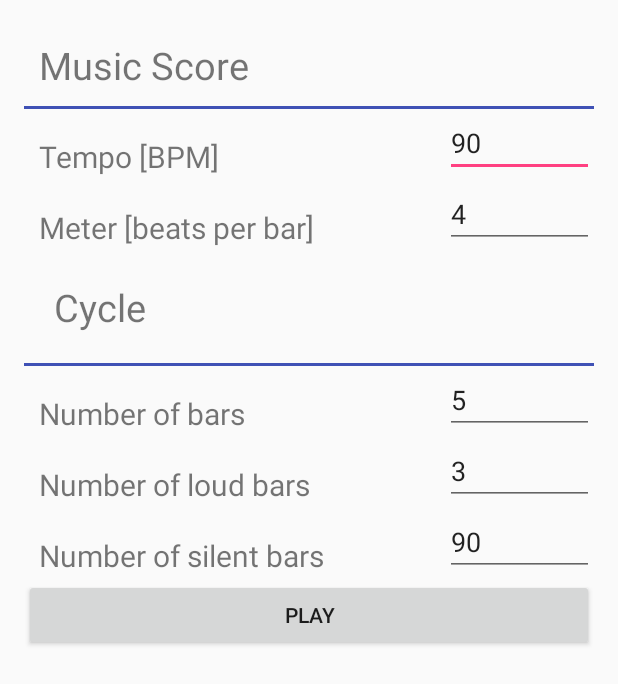
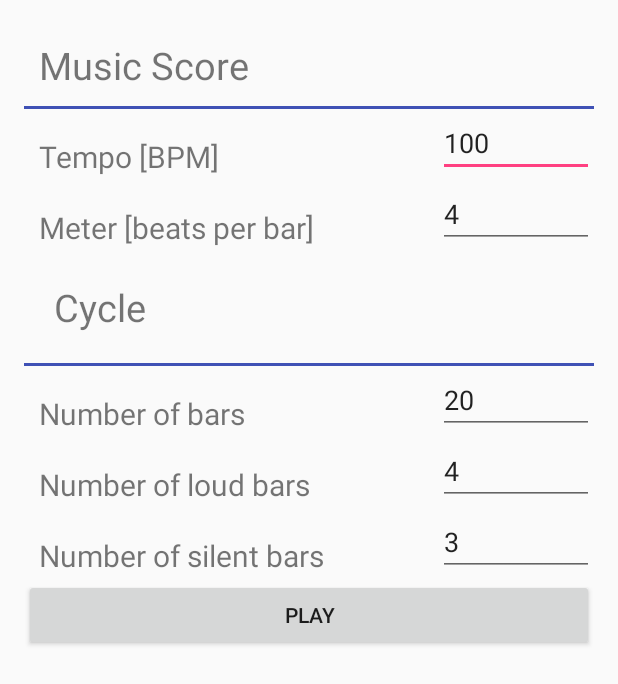
Before and after one commit to IreAlMar/PocketRhythmTrainer, an Android app: the screen it shows after launch (TempoSettings), on a phone screen of 412 x 824 dp. Shown: the top 684 px of the screen. Run offline under Robolectric (Android 15) with nearby library versions, the light colour scheme and no system bars.

Commit message:
Manage loud and silent bars play_tempo

```diff
--- a/app/src/main/java/com/irene/pocketrhythmtrainer/TempoSettings.java
+++ b/app/src/main/java/com/irene/pocketrhythmtrainer/TempoSettings.java
@@ -26,6 +26,10 @@ public class TempoSettings extends Activity {
                 intent.putExtra("meter", editTextMeter.getText().toString());
                 EditText editTextDuration = (EditText) findViewById(R.id.value_duration);
                 intent.putExtra("duration", editTextDuration.getText().toString());
+                EditText editTextLoud = (EditText) findViewById(R.id.value_loud);
+                intent.putExtra("loud", editTextLoud.getText().toString());
+                EditText editTextSilent = (EditText) findViewById(R.id.value_silent);
+                intent.putExtra("silent", editTextSilent.getText().toString());
                 startActivity(intent);
             }
         });
--- a/app/src/main/res/layout/activity_tempo_settings.xml
+++ b/app/src/main/res/layout/activity_tempo_settings.xml
@@ -38,7 +38,7 @@
             android:layout_width="wrap_content"
             android:layout_height="wrap_content"
             android:id="@+id/value_tempo"
-            android:text="90"
+            android:text="100"
             android:layout_column="1"
             android:layout_weight="1"/>
     </TableRow>
@@ -91,7 +91,7 @@
             android:layout_width="wrap_content"
             android:layout_height="wrap_content"
             android:id="@+id/value_duration"
-            android:text="5"
+            android:text="20"
             android:layout_column="1"
             android:layout_weight="1"/>
     </TableRow>
@@ -109,7 +109,7 @@
             android:layout_width="wrap_content"
             android:layout_height="wrap_content"
             android:id="@+id/value_loud"
-            android:text="3"
+            android:text="4"
             android:layout_column="1"
             android:layout_weight="1"/>
     </TableRow>
@@ -128,7 +128,7 @@
             android:layout_width="wrap_content"
             android:layout_height="wrap_content"
             android:id="@+id/value_silent"
-            android:text="90"
+            android:text="3"
             android:layout_column="1"
             android:layout_weight="1"/>
     </TableRow>
```
Also changed, not shown: app/src/main/java/com/irene/pocketrhythmtrainer/PlayTempo.java (+24 -8 lines).
